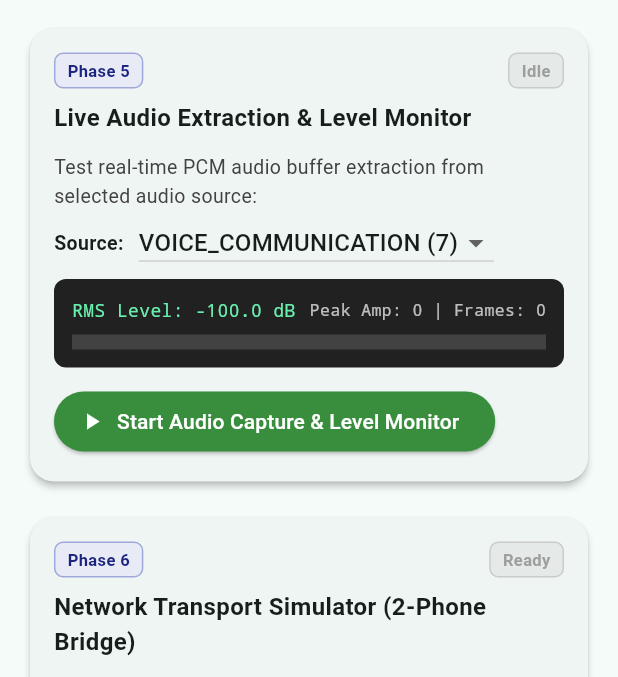
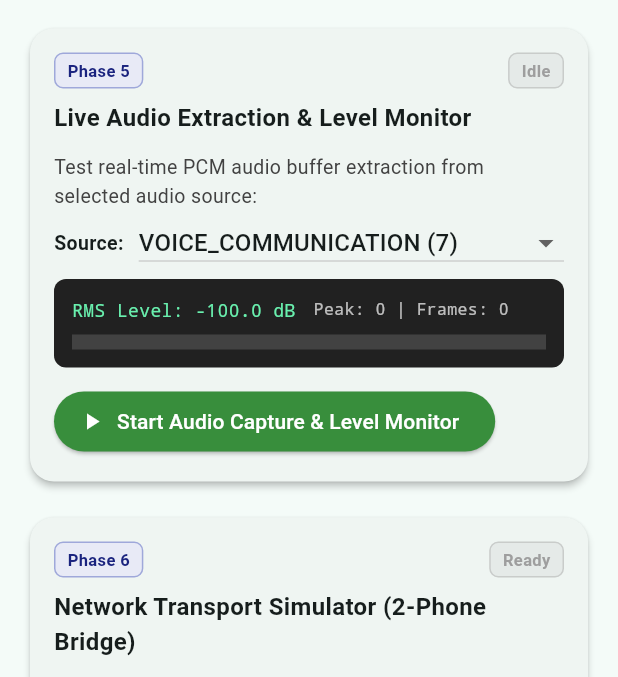
Before and after one commit to Ashutosh-rajput/Call-App-POC, a Flutter app: the screen it shows after launch, item 2 of the bottom bar chosen, scrolled down 1435 dp, on a phone screen of 412 x 824 dp, the part 84-761 px from its top. Run offline on Flutter 3.47's test engine with Material 3 defaults, Android fonts, the phone set to English and light mode, and no system bars.

```diff
--- a/lib/screens/poc_phases_screen.dart
+++ b/lib/screens/poc_phases_screen.dart
@@ -223,7 +223,9 @@ class _PocPhasesScreenState extends State<PocPhasesScreen> {
               const SizedBox(height: 8),
               _buildCodeSnippet(s?.adbCommands['addRole'] ?? 'adb shell cmd role add-role-holder --bypass-role-qualification android.app.role.SYSTEM_CALL_STREAMING com.example.call_test'),
               const SizedBox(height: 8),
-              Row(
+              Wrap(
+                spacing: 8,
+                runSpacing: 8,
                 children: [
                   OutlinedButton.icon(
                     icon: const Icon(Icons.copy, size: 16),
@@ -236,7 +238,6 @@ class _PocPhasesScreenState extends State<PocPhasesScreen> {
                       );
                     },
                   ),
-                  const SizedBox(width: 8),
                   ElevatedButton(
                     onPressed: widget.onRefresh,
                     child: const Text('Verify Status'),
@@ -340,19 +341,22 @@ class _PocPhasesScreenState extends State<PocPhasesScreen> {
                 children: [
                   const Text('Source:', style: TextStyle(fontWeight: FontWeight.bold, fontSize: 13)),
                   const SizedBox(width: 10),
-                  DropdownButton<int>(
+                  Expanded(
+                    child: DropdownButton<int>(
+                      isExpanded: true,
                       value: _selectedAudioSource,
                       isDense: true,
                       items: const [
                         DropdownMenuItem(value: 7, child: Text('VOICE_COMMUNICATION (7)')),
                         DropdownMenuItem(value: 1, child: Text('MIC (1)')),
-                      DropdownMenuItem(value: 4, child: Text('VOICE_CALL (4 - GSM) ')),
+                        DropdownMenuItem(value: 4, child: Text('VOICE_CALL (4 - GSM)')),
                         DropdownMenuItem(value: 3, child: Text('VOICE_DOWNLINK (3 - Rx)')),
                         DropdownMenuItem(value: 2, child: Text('VOICE_UPLINK (2 - Tx)')),
                       ],
                       onChanged: _isLiveCapturing ? null : (val) {
                         if (val != null) setState(() => _selectedAudioSource = val);
                       },
+                    ),
                   ),
                 ],
               ),
@@ -367,15 +371,17 @@ class _PocPhasesScreenState extends State<PocPhasesScreen> {
                 child: Column(
                   crossAxisAlignment: CrossAxisAlignment.start,
                   children: [
-                    Row(
-                      mainAxisAlignment: MainAxisAlignment.spaceBetween,
+                    Wrap(
+                      spacing: 12,
+                      runSpacing: 4,
+                      alignment: WrapAlignment.spaceBetween,
                       children: [
                         Text(
                           'RMS Level: ${_currentRmsDb.toStringAsFixed(1)} dB',
                           style: const TextStyle(color: Colors.greenAccent, fontFamily: 'monospace', fontSize: 12),
                         ),
                         Text(
-                          'Peak Amp: $_currentMaxAmp | Frames: $_capturedFrames',
+                          'Peak: $_currentMaxAmp | Frames: $_capturedFrames',
                           style: const TextStyle(color: Colors.white70, fontFamily: 'monospace', fontSize: 11),
                         ),
                       ],
```
Also changed, not shown: logs/screen.png (added), screen.png (added), 7 other files. Lines whose indentation alone changed are shown as unchanged.
